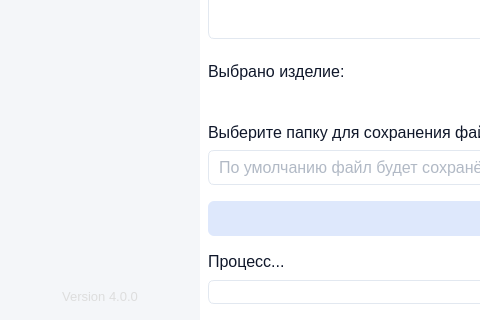
Old version of the form ui/mainUI.ui in the repository pntech-dev/File-Archive; both pictures show x 0 to 480 and y 380 to 700 of the 1000 by 700 pixel window.
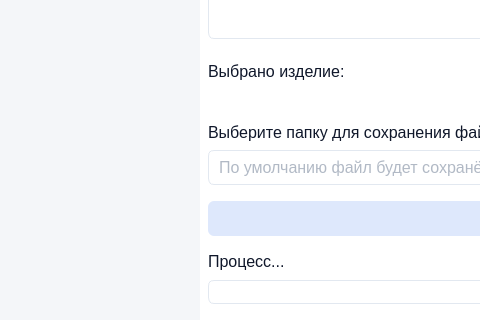
New version of the form. Icons and pictures are not drawn.

Commit message: docs(readme): update README files for new version

```diff
--- a/ui/mainUI.ui
+++ b/ui/mainUI.ui
@@ -695,26 +695,6 @@
          </property>
         </spacer>
        </item>
-       <item>
-        <widget class="QLabel" name="version_label">
-         <property name="font">
-          <font>
-           <pointsize>10</pointsize>
-          </font>
-         </property>
-         <property name="styleSheet">
-          <string notr="true">QLabel{
-	color: #DDDDDD;
-}</string>
-         </property>
-         <property name="text">
-          <string>Version 4.0.0</string>
-         </property>
-         <property name="alignment">
-          <set>Qt::AlignCenter</set>
-         </property>
-        </widget>
-       </item>
       </layout>
      </widget>
     </item>
```
The commit also changes 7 other files.
